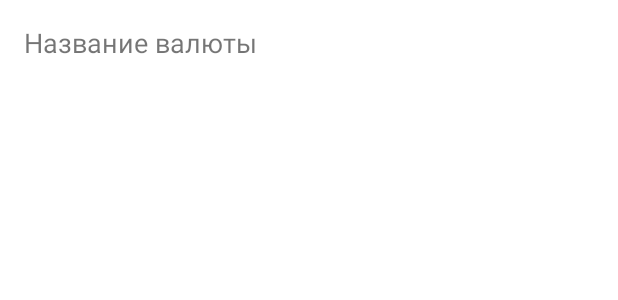
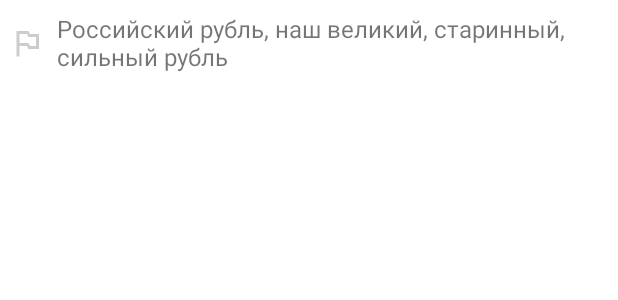
Before and after one commit to aakumykov/CurrencyConverter, an Android app: the layout list_item.xml on its own in the app's theme, with its tools: preview values and no code run, on a phone screen of 412 x 824 dp. Shown: the top 300 px of the screen. Run offline under Robolectric (Android 15) with nearby library versions, the light colour scheme and no system bars.

Commit message:
Временно удалил значение курса, добавил заглушку изображения флага.

```diff
--- a/app/src/main/java/com/github/aakumykov/cc/CurrencyViewHolder.java
+++ b/app/src/main/java/com/github/aakumykov/cc/CurrencyViewHolder.java
@@ -23,7 +23,7 @@ public class CurrencyViewHolder extends RecyclerView.ViewHolder {
     }
 
     private void loadCountryFlag(String charCode) {
-        String countryCode = charCode.substring(0,1).toLowerCase();
+        String countryCode = charCode.substring(0,2).toLowerCase();
         String flagImageURL = "https://www.countryflags.io/"+countryCode+"/flat/64.png";
 
 //        Picasso.get().load(flagImageURL).into(mListItemBinding.flagView);
--- a/app/src/main/res/layout/list_item.xml
+++ b/app/src/main/res/layout/list_item.xml
@@ -1,20 +1,25 @@
 <?xml version="1.0" encoding="utf-8"?>
-<androidx.constraintlayout.widget.ConstraintLayout xmlns:android="http://schemas.android.com/apk/res/android"
+<LinearLayout xmlns:android="http://schemas.android.com/apk/res/android"
     xmlns:app="http://schemas.android.com/apk/res-auto"
     xmlns:tools="http://schemas.android.com/tools"
     android:layout_width="match_parent"
-    android:layout_height="wrap_content">
+    android:layout_height="wrap_content"
+    android:orientation="horizontal">
+
+    <ImageView
+        android:id="@+id/flagView"
+        android:layout_marginStart="6dp"
+        android:layout_width="wrap_content"
+        android:layout_height="match_parent"
+        android:scaleType="centerInside"
+        app:srcCompat="@drawable/ic_baseline_outlined_flag_24" />
 
     <TextView
         android:id="@+id/titleView"
-        android:layout_width="0dp"
-        android:layout_height="wrap_content"
-        android:padding="16dp"
-        android:textSize="18sp"
-        app:layout_constraintBottom_toBottomOf="parent"
-        app:layout_constraintEnd_toEndOf="parent"
-        app:layout_constraintStart_toStartOf="parent"
-        app:layout_constraintTop_toTopOf="parent"
-        tools:text="Название валюты" />
+        android:layout_width="match_parent"
+        android:layout_height="match_parent"
+        android:padding="8dp"
+        android:textSize="16sp"
+        tools:text="Российский рубль, наш великий, старинный, сильный рубль" />
 
-</androidx.constraintlayout.widget.ConstraintLayout>
+</LinearLayout>
```
